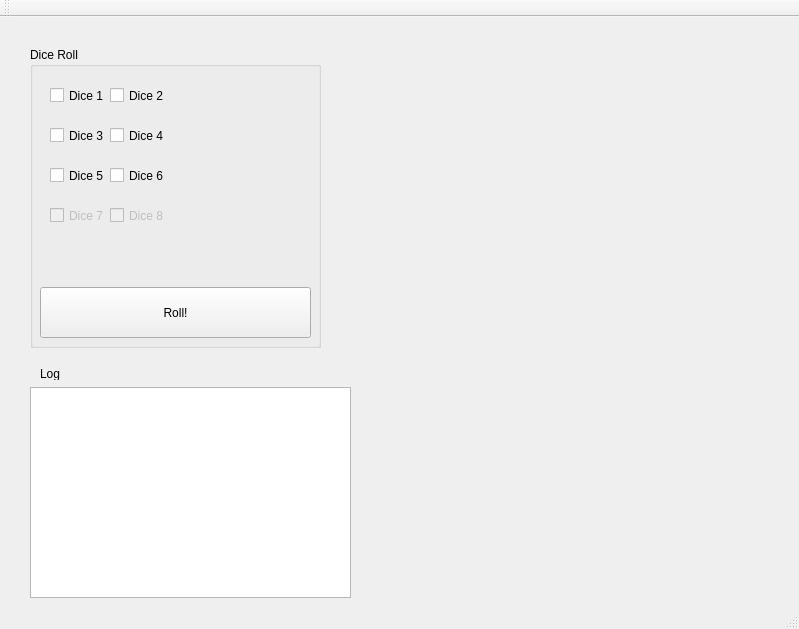
Above: mainwindow.ui from adnanutayim/KONY before the change. Below: the same form after it.
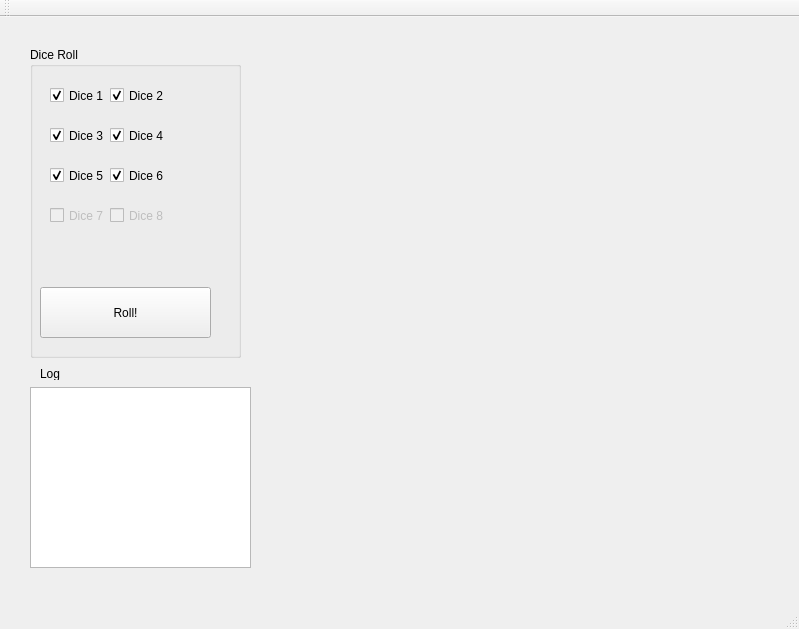
That is the form after the change.

What changed in the file:
```diff
--- a/mainwindow.ui
+++ b/mainwindow.ui
@@ -32,8 +32,8 @@
      <rect>
       <x>30</x>
       <y>30</y>
-      <width>291</width>
-      <height>301</height>
+      <width>211</width>
+      <height>311</height>
      </rect>
     </property>
     <property name="title">
@@ -51,13 +51,16 @@
      <property name="text">
       <string>Dice 1</string>
      </property>
+     <property name="checked">
+      <bool>true</bool>
+     </property>
     </widget>
     <widget class="QPushButton" name="pushButton">
      <property name="geometry">
       <rect>
        <x>10</x>
        <y>240</y>
-       <width>271</width>
+       <width>171</width>
        <height>51</height>
       </rect>
      </property>
@@ -77,6 +80,9 @@
      <property name="text">
       <string>Dice 2</string>
      </property>
+     <property name="checked">
+      <bool>true</bool>
+     </property>
     </widget>
     <widget class="QCheckBox" name="diceCheckBox_3">
      <property name="geometry">
@@ -90,6 +96,9 @@
      <property name="text">
       <string>Dice 3</string>
      </property>
+     <property name="checked">
+      <bool>true</bool>
+     </property>
     </widget>
     <widget class="QCheckBox" name="diceCheckBox_4">
      <property name="geometry">
@@ -103,6 +112,9 @@
      <property name="text">
       <string>Dice 4</string>
      </property>
+     <property name="checked">
+      <bool>true</bool>
+     </property>
     </widget>
     <widget class="QCheckBox" name="diceCheckBox_5">
      <property name="geometry">
@@ -116,6 +128,9 @@
      <property name="text">
       <string>Dice 5</string>
      </property>
+     <property name="checked">
+      <bool>true</bool>
+     </property>
     </widget>
     <widget class="QCheckBox" name="diceCheckBox_6">
      <property name="geometry">
@@ -129,6 +144,9 @@
      <property name="text">
       <string>Dice 6</string>
      </property>
+     <property name="checked">
+      <bool>true</bool>
+     </property>
     </widget>
     <widget class="QCheckBox" name="diceCheckBox_7">
      <property name="enabled">
@@ -168,8 +186,8 @@
      <rect>
       <x>30</x>
       <y>370</y>
-      <width>321</width>
-      <height>211</height>
+      <width>221</width>
+      <height>181</height>
      </rect>
     </property>
    </widget>
```
